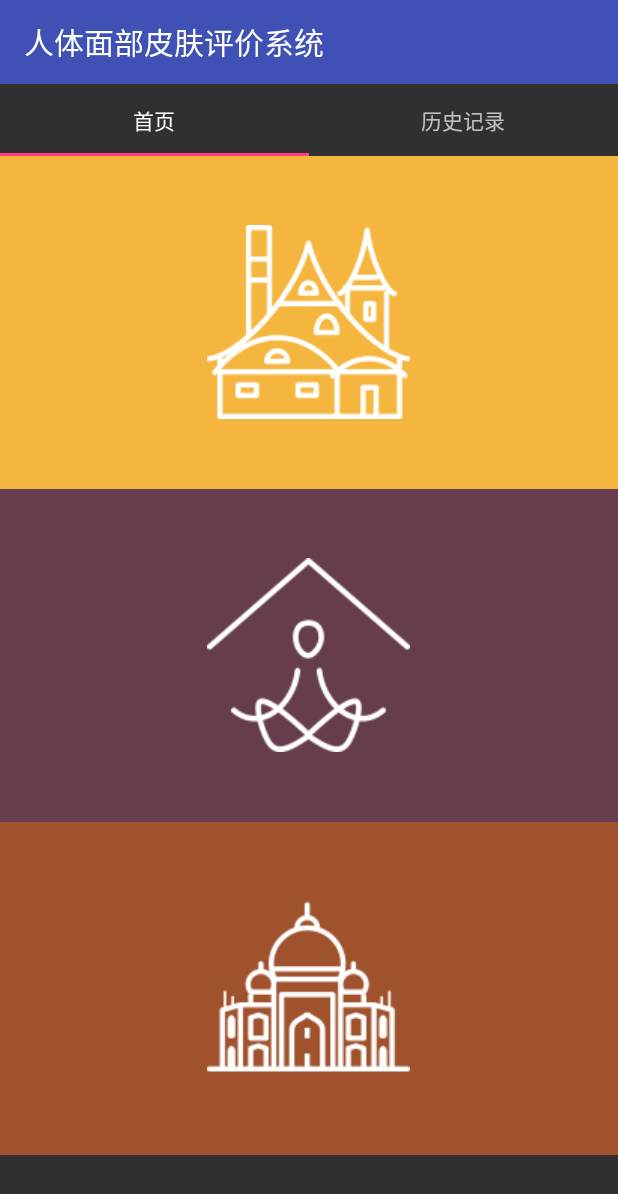
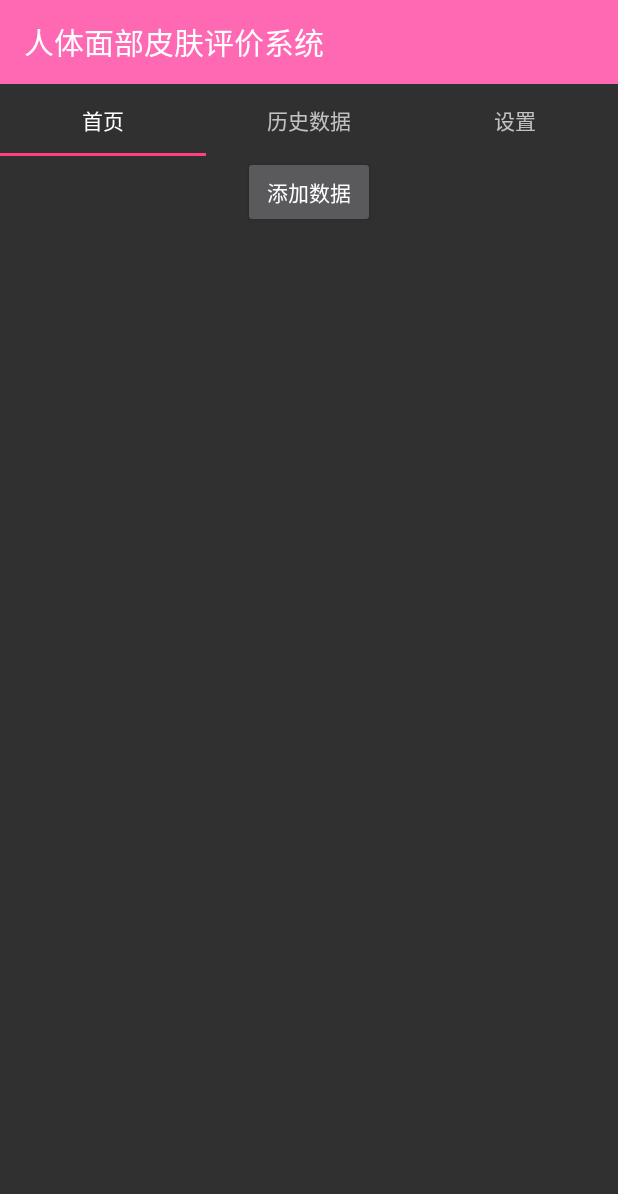
Before and after one commit to qwinner/SkinValue, an Android app: the screen it shows after launch (PullToRefreshActivity), on a phone screen of 412 x 824 dp. Shown: the top 1194 px of the screen. Run offline under Robolectric (Android 15) with nearby library versions, the phone set to English and light mode, and no system bars; our stand-ins replace CircleImageView; libraries missing offline, so code that uses them is left out: com.example.wyq; plain views replace PullToRefreshView; 2 statements that could not run were skipped.

Commit message:
add skin data ui .

```diff
--- a/app/build.gradle
+++ b/app/build.gradle
@@ -17,8 +17,8 @@ android {
             proguardFiles getDefaultProguardFile('proguard-android.txt'), 'proguard-rules.pro'
         }
     }
-    repositories{
-        flatDir{
+    repositories {
+        flatDir {
             dirs 'libs'
         }
     }
@@ -26,7 +26,7 @@ android {
 
 dependencies {
     compile fileTree(dir: 'libs', include: ['*.jar'])
-    compile(name:'pullrefreshlibrary', ext:'aar')
+    compile(name: 'pullrefreshlibrary', ext: 'aar')
 
     testCompile 'junit:junit:4.12'
     compile 'com.android.support:appcompat-v7:23.1.1'
--- a/app/src/main/java/com/skin/skinvalue/activity/PullToRefreshActivity.java
+++ b/app/src/main/java/com/skin/skinvalue/activity/PullToRefreshActivity.java
@@ -10,13 +10,12 @@ import android.support.v7.app.AppCompatActivity;
 import android.support.v7.widget.Toolbar;
 
 import com.skin.skinvalue.R;
+import com.skin.skinvalue.fragment.homeFragment;
 import com.skin.skinvalue.pullRefreshFragment.ListViewFragment;
 import com.skin.skinvalue.pullRefreshFragment.RecyclerViewFragment;
 
 
-/**
- * Created by Oleksii Shliama.
- */
+
 public class PullToRefreshActivity extends AppCompatActivity {
 
     @Override
@@ -47,16 +46,19 @@ public class PullToRefreshActivity extends AppCompatActivity {
         public Fragment getItem(int position) {
             switch (position) {
                 case 0:
+                    return new homeFragment();
+                case 1:
                     return new ListViewFragment();
-                case 1:
+                case 2:
+                    return new RecyclerViewFragment();
                 default:
-                    return new RecyclerViewFragment();
+                    return new homeFragment();
             }
         }
 
         @Override
         public int getCount() {
-            return 2;
+            return 3;
         }
 
         @Override
@@ -65,8 +67,9 @@ public class PullToRefreshActivity extends AppCompatActivity {
                 case 0:
                     return "首页";
                 case 1:
+                    return "历史数据";
                 default:
-                    return "历史记录";
+                    return "设置";
             }
         }
     }
--- /dev/null
+++ b/app/src/main/java/com/skin/skinvalue/fragment/homeFragment.java
@@ -0,0 +1,34 @@
+package com.skin.skinvalue.fragment;
+
+import android.content.Context;
+import android.content.Intent;
+import android.net.Uri;
+import android.os.Bundle;
+import android.support.v4.app.Fragment;
+import android.view.LayoutInflater;
+import android.view.View;
+import android.view.ViewGroup;
+import android.widget.Button;
+import android.widget.ListView;
+
+import com.example.wyq.pullrefreshlibrary.PullToRefreshView;
+import com.skin.skinvalue.R;
+import com.skin.skinvalue.activity.addskindataActivity;
+
+
+public class homeFragment extends Fragment {
+    ViewGroup rootView;
+    @Override
+    public View onCreateView(LayoutInflater inflater, ViewGroup container, Bundle savedInstanceState) {
+        rootView = (ViewGroup) inflater.inflate(R.layout.fragment_home, container, false);
+        Button btn = (Button) rootView.findViewById(R.id.adddata);
+        btn.setOnClickListener(new View.OnClickListener() {
+            @Override
+            public void onClick(View v) {
+                startActivity(new Intent(rootView.getContext(), addskindataActivity.class));//启动另一个Activity
+            }
+        });
+        return rootView;
+    }
+
+}
--- a/app/src/main/res/layout/activity_pull_to_refresh.xml
+++ b/app/src/main/res/layout/activity_pull_to_refresh.xml
@@ -8,7 +8,7 @@
         android:id="@+id/toolbar"
         android:layout_width="match_parent"
         android:layout_height="wrap_content"
-        android:background="?attr/colorPrimary"/>
+        android:background="@color/hotpink"/>
 
     <android.support.design.widget.TabLayout
         android:id="@+id/tab_layout"
--- /dev/null
+++ b/app/src/main/res/layout/fragment_home.xml
@@ -0,0 +1,15 @@
+<FrameLayout xmlns:android="http://schemas.android.com/apk/res/android"
+    xmlns:tools="http://schemas.android.com/tools"
+    android:layout_width="match_parent"
+    android:layout_height="match_parent"
+    tools:context="com.skin.skinvalue.fragment.homeFragment">
+
+
+    <Button
+        android:layout_width="wrap_content"
+        android:layout_height="wrap_content"
+        android:text="添加数据"
+        android:id="@+id/adddata"
+        android:layout_gravity="center_horizontal|top" />
+
+</FrameLayout>
```
Also changed, not shown: app/src/main/AndroidManifest.xml (+7 -9 lines), app/src/main/java/com/skin/skinvalue/activity/addskindataActivity.java (added, +81 -0 lines), app/src/main/java/com/skin/skinvalue/common/skindata.java (added, +28 -0 lines), app/src/main/res/layout/activity_addskindata.xml (added, +28 -0 lines), app/src/main/res/layout/skindata.xml (added, +94 -0 lines), app/src/main/res/layout/skindata_item.xml (added, +11 -0 lines), app/src/main/res/values/strings.xml (+8 -0 lines), app/src/main/res/drawable/commit.png (added), app/src/main/res/mipmap-xxxhdpi/logo.png (added).
